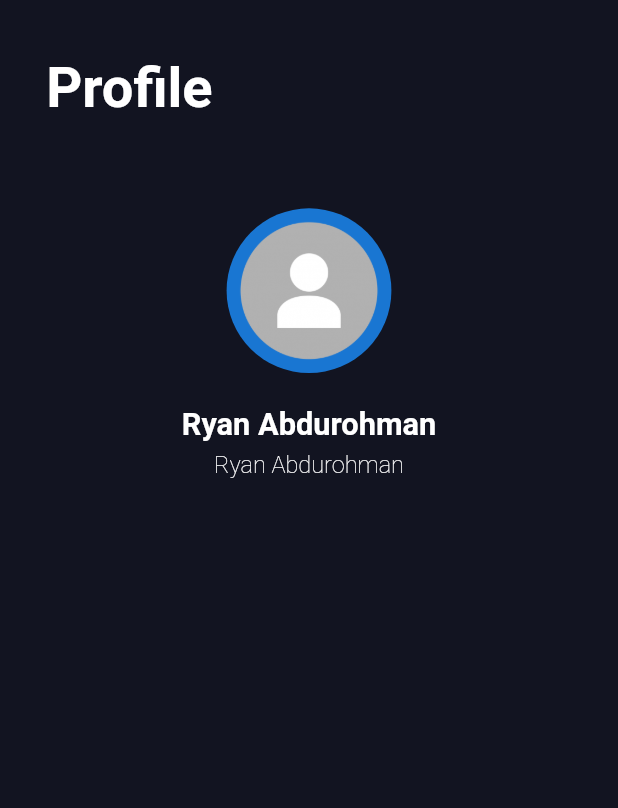
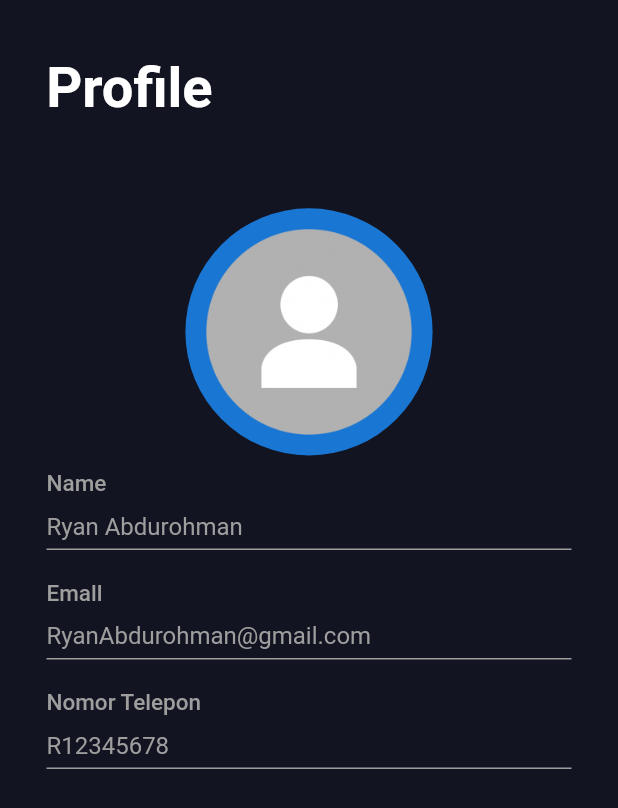
Before and after one commit to khavitidala/telife2-abp-kel1, a Flutter app: the ProfilePage screen opened directly, on a phone screen of 412 x 824 dp. Shown: the top 808 px of the screen. Run offline on Flutter 3.47's test engine with Material 2 defaults, Android fonts, the phone set to English and light mode, and no system bars; our stand-ins replace flutter_screenutil, flutter_svg, get, google_fonts, google_maps_flutter, shared_preferences; accounts and stored records are empty.

Commit message:
tampilan profile
data dummy profile

```diff
--- a/flutter_main/lib/main.dart
+++ b/flutter_main/lib/main.dart
@@ -2,6 +2,7 @@ import 'package:flutter/material.dart';
 import 'package:flutter_main/welcome.dart';
 import 'package:flutter_screenutil/flutter_screenutil.dart';
 import 'package:get/get.dart';
+import 'widgets/profile_page.dart';
 
 void main() {
   runApp(const MyApp());
@@ -18,7 +19,7 @@ class MyApp extends StatelessWidget {
       builder: (BuildContext context, child) => GetMaterialApp(
         debugShowCheckedModeBanner: false,
         theme: ThemeData(),
-        home: Welcome(),
+        home: ProfilePage(),
       ),
     );
   }
--- a/flutter_main/lib/widgets/profile_page.dart
+++ b/flutter_main/lib/widgets/profile_page.dart
@@ -1,3 +1,4 @@
+import 'package:flutter/cupertino.dart';
 import 'package:flutter/material.dart';
 import 'package:flutter_screenutil/flutter_screenutil.dart';
 
@@ -70,32 +71,73 @@ class _profilePageState extends State<profilePage1> {
 
   @override
   Widget build(BuildContext context) {
-    // ScreenUtil.init(context, height: 896, width: 414, allowFontScaling: true);
 
     return Column(
         children: <Widget>[
           Container(
-            height: kSpacingUnit.w * 10,
-            width: kSpacingUnit.w * 10,
+            height: kSpacingUnit.w * 15,
+            width: kSpacingUnit.w * 15,
             margin: EdgeInsets.only(top: kSpacingUnit.w * 3),
             child: CircleAvatar(
-                  radius: kSpacingUnit.w * 5,
+                  radius: kSpacingUnit.w * 10,
                   backgroundImage: AssetImage('assets/pics/avatar.png'),
                 ),
           ),
-          SizedBox(height: kSpacingUnit.w * 2),
-          Text(
-            'Ryan Abdurohman',
-            style: kTitleTextStyle,
-          ),
-          SizedBox(height: kSpacingUnit.w * 0.5),
-          Text(
-            'Ryan Abdurohman',
-            style: kCaptionTextStyle,
-          ),
-          SizedBox(height: kSpacingUnit.w * 2),
+          // SizedBox(height: kSpacingUnit.w * 2),
+          // Text(
+          //   'Ryan Abdurohman',
+          //   style: kTitleTextStyle,
+          // ),
+          // SizedBox(height: kSpacingUnit.w * 0.5),
+          // Text(
+          //   'RyanAbdurohman@gmail.com',
+          //   style: kCaptionTextStyle,
+          // ),
+          // SizedBox(height: kSpacingUnit.w * 2),
+          buildInfo("Ryan Abdurohman", "Name"),
+          buildInfo("RyanAbdurohman@gmail.com", "Emall"),
+          buildInfo("R12345678", "Nomor Telepon"),
         ],
     );
 
   }
 }
+
+Widget buildInfo(String value, String title) =>
+  Padding(
+    padding: EdgeInsets.only(top: 10,bottom: 10),
+    child: Column(
+      crossAxisAlignment: CrossAxisAlignment.start,
+      children: [
+        Text(
+          title,
+          style: TextStyle(
+            fontSize: 15,
+            fontWeight: FontWeight.w500,
+            color: Colors.grey,
+          ),
+        ),
+        SizedBox(
+          height: 10,
+        ),
+        Container(
+          width: 350,
+          height: 25,
+          decoration: BoxDecoration(
+            border: Border(
+              bottom: BorderSide(
+                color: Colors.grey,
+                width: 1,
+              )
+            )
+          ),
+          child: Expanded(
+            child: Text(
+            value,
+            style: TextStyle(fontSize: 16, color: Colors.grey),
+            ),
+          )
+        )
+      ],
+    ),
+  );
```
